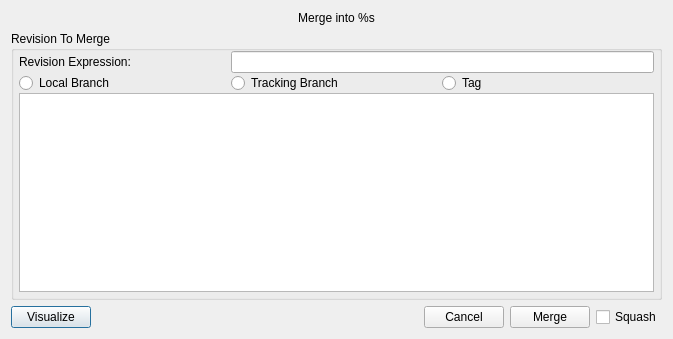
First picture: the form in ui/merge.ui, repository git-cola/git-cola, before the edit.
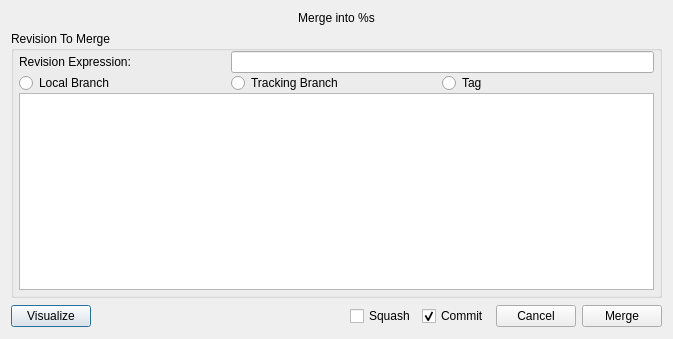
Second picture: the form after the edit.

Commit message: merge: add a commit checkbox to allow merging w/out commit

What changed in the file:
```diff
--- a/ui/merge.ui
+++ b/ui/merge.ui
@@ -89,48 +89,58 @@
     </widget>
    </item>
    <item>
-    <layout class="QGridLayout" >
-     <item row="0" column="0" >
+    <layout class="QHBoxLayout" >
+     <item>
       <widget class="QPushButton" name="button_viz" >
        <property name="text" >
         <string>Visualize</string>
        </property>
       </widget>
      </item>
-     <item row="0" column="1" >
+     <item>
       <spacer>
        <property name="orientation" >
         <enum>Qt::Horizontal</enum>
        </property>
        <property name="sizeHint" >
         <size>
-         <width>211</width>
-         <height>20</height>
+         <width>231</width>
+         <height>24</height>
         </size>
        </property>
       </spacer>
      </item>
-     <item row="0" column="2" >
+     <item>
+      <widget class="QCheckBox" name="checkbox_squash" >
+       <property name="text" >
+        <string>Squash</string>
+       </property>
+      </widget>
+     </item>
+     <item>
+      <widget class="QCheckBox" name="checkbox_commit" >
+       <property name="text" >
+        <string>Commit</string>
+       </property>
+       <property name="checked" >
+        <bool>true</bool>
+       </property>
+      </widget>
+     </item>
+     <item>
       <widget class="QPushButton" name="button_cancel" >
        <property name="text" >
         <string>Cancel</string>
        </property>
       </widget>
      </item>
-     <item row="0" column="3" >
+     <item>
       <widget class="QPushButton" name="button_merge" >
        <property name="text" >
         <string>Merge</string>
        </property>
       </widget>
      </item>
-     <item row="0" column="4" >
-      <widget class="QCheckBox" name="checkbox_squash" >
-       <property name="text" >
-        <string>Squash</string>
-       </property>
-      </widget>
-     </item>
     </layout>
    </item>
   </layout>
```
The commit also changes 1 other file.
